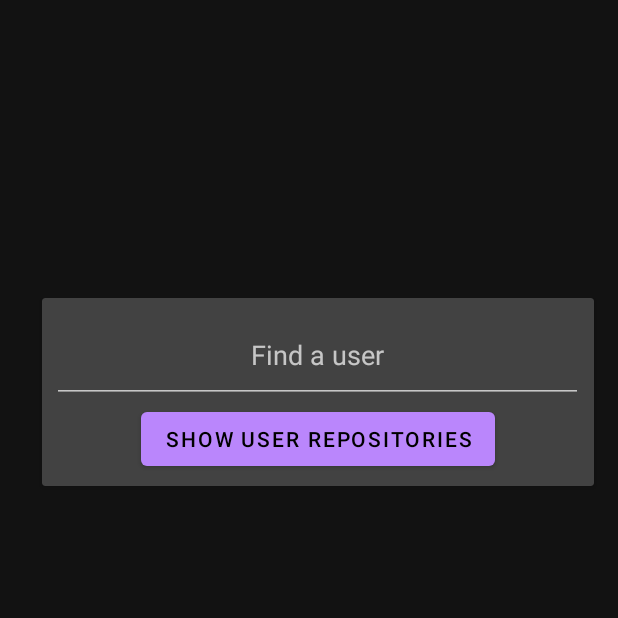
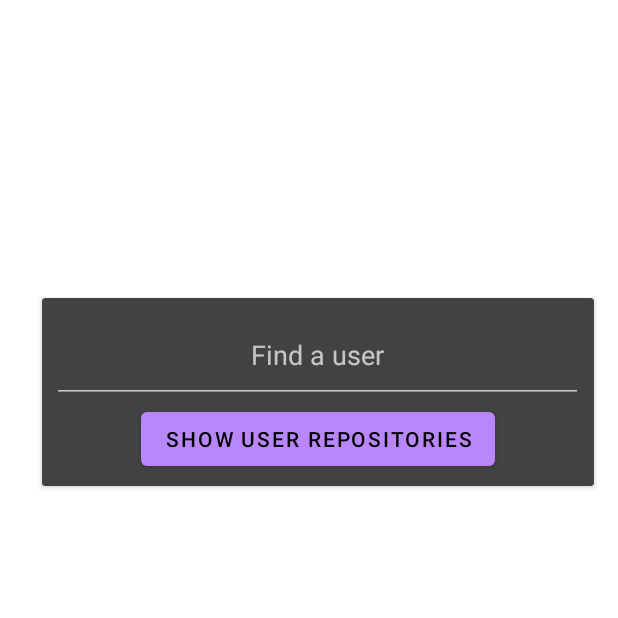
Before and after one commit to SergeiBelavin/StarsAppSergeiBelavin, an Android app: the screen it shows after launch (MainActivity), on a phone screen of 412 x 824 dp, the top half of it. Run offline under Robolectric (Android 15) with nearby library versions, the phone set to English and light mode, and no system bars.

```diff
--- a/app/src/main/java/com/example/retrofitoff/ui/chart/ChartActivity.kt
+++ b/app/src/main/java/com/example/retrofitoff/ui/chart/ChartActivity.kt
@@ -186,9 +186,8 @@ class ChartActivity : AppCompatActivity() {
 
     fun error(repository: Repository) {
 
-        repository.error.observe(this) { error ->
-            Toast.makeText(this, error, Toast.LENGTH_SHORT).show()
+        //repository.error.observe(this) { error ->
+        //    Toast.makeText(this, error, Toast.LENGTH_SHORT).show()
 
         }
     }
-}
--- a/app/src/main/java/com/example/retrofitoff/ui/main/presenter/IMainPresenter.kt
+++ /dev/null
@@ -1,11 +0,0 @@
-package com.example.retrofitoff.ui.main.presenter
-
-import android.content.Context
-
-interface IMainPresenter {
-    suspend fun onFiendRepoUser(name: String)
-    fun getStarRepo(name: String, repo: String)
-    fun onShowProgress()
-    fun onHideProgress()
-
-}
--- a/app/src/main/java/com/example/retrofitoff/ui/main/presenter/MainPresenter.kt
+++ /dev/null
@@ -1,35 +0,0 @@
-package com.example.retrofitoff.ui.main.presenter
-
-import android.content.Context
-import android.widget.Toast
-import androidx.lifecycle.MutableLiveData
-import com.example.retrofitoff.data.repository.Repository
-import com.example.retrofitoff.model.RepoUser
-import com.example.retrofitoff.ui.main.view.IMainView
-import com.example.retrofitoff.ui.main.view.MainViewModel
-
-open class MainPresenter(var iMainView: IMainView): IMainPresenter {
-    private lateinit var viewModel: MainViewModel
-
-    val myResponse: MutableLiveData<List<RepoUser>> = MutableLiveData()
-
-    private val repo = Repository()
-
-    override suspend fun onFiendRepoUser(name: String) {
-        repo.getListRepository(name)
-
-    }
-
-
-    override fun getStarRepo(name: String, repo: String) {
-
-    }
-
-    override fun onShowProgress() {
-        iMainView.onShowProgress()
-    }
-
-    override fun onHideProgress() {
-        iMainView.onHideProgress()
-    }
-}
--- a/app/src/main/java/com/example/retrofitoff/ui/main/view/IMainView.kt
+++ /dev/null
@@ -1,11 +0,0 @@
-package com.example.retrofitoff.ui.main.view
-
-import com.example.retrofitoff.model.RepoUser
-
-interface IMainView {
-    fun onFiendRepoUser(name: String)
-    fun getStarRepo(name: String, repo: String)
-    fun errorToast()
-    fun onShowProgress()
-    fun onHideProgress()
-}
--- a/app/src/main/java/com/example/retrofitoff/ui/main/view/MainActivity.kt
+++ b/app/src/main/java/com/example/retrofitoff/ui/main/view/MainActivity.kt
@@ -4,32 +4,24 @@ import android.os.Bundle
 import android.util.Log
 import android.view.View
 import android.view.WindowManager
-import android.widget.Button
-import android.widget.EditText
-import android.widget.ProgressBar
 import android.widget.Toast
 import androidx.appcompat.app.AppCompatActivity
 import androidx.lifecycle.ViewModelProvider
-import androidx.recyclerview.widget.RecyclerView
-import com.example.retrofitoff.R
 import com.example.retrofitoff.model.RepoUser
 import com.example.retrofitoff.databinding.ActivityMainBinding
 import com.example.retrofitoff.data.repository.Repository
 import com.example.retrofitoff.ui.chart.ChartActivity
 import com.example.retrofitoff.ui.main.MainViewFactory
 import com.example.retrofitoff.ui.main.RepoAdapter
-import com.example.retrofitoff.ui.main.presenter.IMainPresenter
-import com.example.retrofitoff.ui.main.presenter.MainPresenter
 
 
-class MainActivity : AppCompatActivity(), RepoAdapter.Listener, IMainView {
+class MainActivity : AppCompatActivity(), RepoAdapter.Listener {
 
-    private lateinit var findName: Button
-    private lateinit var addName: EditText
-    private lateinit var rcView: RecyclerView
-    private lateinit var progressBar: ProgressBar
+    //private lateinit var findName: Button
+    //private lateinit var addName: EditText
+    //private lateinit var rcView: RecyclerView
+    //private lateinit var progressBar: ProgressBar
 
-    lateinit var iMainPresenter: IMainPresenter
 
     private lateinit var binding: ActivityMainBinding
     private lateinit var viewModel: MainViewModel
@@ -42,9 +34,9 @@ class MainActivity : AppCompatActivity(), RepoAdapter.Listener, IMainView {
             WindowManager.LayoutParams.FLAG_FULLSCREEN)
         super.onCreate(savedInstanceState)
 
-        initPresenter()
+
         findView()
-        setListener()
+
 
         binding = ActivityMainBinding.inflate(layoutInflater)
         setContentView(binding.root)
@@ -56,9 +48,8 @@ class MainActivity : AppCompatActivity(), RepoAdapter.Listener, IMainView {
         binding.findName.setOnClickListener {
 
             if (binding.addName.text.isNotEmpty()) {
+                binding.addName.hint = "Find a user"
                 viewModel.repoList(binding.addName.text.toString())
-
-                errorToast()
 
                 viewModel.myResponse.observe(this) { response ->
                     Log.d("MainViewAdapter", "$response")
@@ -72,6 +63,7 @@ class MainActivity : AppCompatActivity(), RepoAdapter.Listener, IMainView {
                 binding.addName.hint = "Enter a name"
             }
         }
+        errorToast()
     }
 
     override fun onClick(list: RepoUser) {
@@ -79,46 +71,25 @@ class MainActivity : AppCompatActivity(), RepoAdapter.Listener, IMainView {
         startActivity(chartIntent)
     }
 
-    private fun initPresenter() {
-        iMainPresenter = MainPresenter(iMainView = this)
-    }
 
-    override fun errorToast() {
-        repository.error.observe(this) { error ->
-            Toast.makeText(this, error, Toast.LENGTH_SHORT).show()
+    private fun errorToast() {
+        viewModel.error.observe(this) { error ->
+            binding.errorText.text = error
+            if (error != "") {
+                binding.cardViewError.visibility = View.VISIBLE
+            }
+            binding.errorOk.setOnClickListener {
+                binding.cardViewError.visibility = View.GONE
+            }
+            //Toast.makeText(this, error, Toast.LENGTH_SHORT).show()
         }
+        viewModel.error.value = ""
     }
 
     private fun findView() {
-        findName = findViewById(R.id.findName)
-        addName = findViewById(R.id.addName)
-        rcView = findViewById(R.id.rcView)
-        progressBar = findViewById(R.id.progressBar)
-    }
-
-    private fun setListener() {
-        var num = 1
-        findName.setOnClickListener {
-            num++
-        }
-        rcView.setOnClickListener {
-num++
-        }
-    }
-
-    override fun onFiendRepoUser(name: String) {
-        TODO("Not yet implemented")
-    }
-
-    override fun getStarRepo(name: String, repo: String) {
-        TODO("Not yet implemented")
-    }
-
-    override fun onShowProgress() {
-        progressBar.visibility = View.VISIBLE
-    }
-
-    override fun onHideProgress() {
-        progressBar.visibility = View.GONE
+        // findName = findViewById(R.id.findName)
+        // addName = findViewById(R.id.addName)
+        // rcView = findViewById(R.id.rcView)
+        // progressBar = findViewById(R.id.progressBar)
     }
 }
--- a/app/src/main/java/com/example/retrofitoff/ui/main/view/MainViewModel.kt
+++ b/app/src/main/java/com/example/retrofitoff/ui/main/view/MainViewModel.kt
@@ -8,6 +8,7 @@ import com.example.retrofitoff.model.RepoUser
 
 import com.example.retrofitoff.data.repository.Repository
 import kotlinx.coroutines.launch
+
 import okhttp3.OkHttpClient
 import java.io.IOException
 
@@ -15,24 +16,30 @@ class MainViewModel(
     private val repository: Repository,
 ) : ViewModel() {
 
+    val myResponse: MutableLiveData<List<RepoUser>> = MutableLiveData()
+    val error: MutableLiveData<String> = MutableLiveData()
 
-    val myResponse: MutableLiveData<List<RepoUser>> = MutableLiveData()
-
-    private val client = OkHttpClient()
-
-     fun repoList(userName: String,) {
+    fun repoList(userName: String) {
 
         viewModelScope.launch {
             try {
-                val response: List<RepoUser> = repository.getListRepository(userName,)
+                val response: List<RepoUser> = repository.getListRepository(userName)
                 myResponse.value = response
 
+            } catch (e: IOException) {
+                Log.d("MAIN_V_ERROR_GET_REPO", "Exception: $e")
+                //Log.d("ErrorGetRepoList3", "Exception: ${e.message}")
+                //Log.d("ErrorGetRepoList4", "Exception: ${e.localizedMessage?.hashCode()}")
+                if (e.localizedMessage?.hashCode() == 964672022) {
+                    error.value = "Отсутствует подключение к интернету"
+                }
 
             } catch (e: Exception) {
-                Log.d("ErrorGetRepoList", "Exception: $e")
-            }
-            catch (e: IOException ) {
-                Log.d("ErrorGetRepoList", "Exception: $e")
+                Log.d("MAIN_V_ERROR_GET_REPO", "Exception: $e")
+
+                if (e.localizedMessage?.hashCode() == -1358142848) {
+                    error.value = "Пользователь не найден"
+                }
             }
         }
     }
--- a/app/src/main/res/layout/activity_main.xml
+++ b/app/src/main/res/layout/activity_main.xml
@@ -4,18 +4,19 @@
     xmlns:tools="http://schemas.android.com/tools"
     android:layout_width="match_parent"
     android:layout_height="match_parent"
+    android:background="#FFFFFF"
     tools:context=".ui.main.view.MainActivity">
 
     <androidx.recyclerview.widget.RecyclerView
         android:id="@+id/rcView"
         android:layout_width="405dp"
         android:layout_height="257dp"
+        app:layoutManager="androidx.recyclerview.widget.LinearLayoutManager"
         app:layout_constraintBottom_toBottomOf="parent"
         app:layout_constraintEnd_toEndOf="parent"
         app:layout_constraintHorizontal_bias="0.0"
         app:layout_constraintStart_toStartOf="parent"
         app:layout_constraintTop_toBottomOf="@+id/cardViewFindName"
-        app:layoutManager="androidx.recyclerview.widget.LinearLayoutManager"
 
         />
 
@@ -77,4 +78,48 @@
         app:layout_constraintStart_toStartOf="parent"
         app:layout_constraintTop_toBottomOf="@+id/cardViewFindName" />
 
+    <androidx.cardview.widget.CardView
+        android:id="@+id/cardViewError"
+        android:layout_width="match_parent"
+        android:layout_height="0dp"
+        android:layout_marginTop="77dp"
+        android:layout_marginBottom="59dp"
+        android:foregroundGravity="center"
+        android:visibility="gone"
+        app:layout_constraintBottom_toTopOf="@+id/rcView"
+        app:layout_constraintEnd_toEndOf="parent"
+        app:layout_constraintStart_toStartOf="parent"
+        app:layout_constraintTop_toTopOf="parent"
+        app:layout_constraintVertical_bias="0.38">
+
+        <LinearLayout
+            android:layout_width="match_parent"
+            android:layout_height="match_parent"
+            android:gravity="center"
+            android:orientation="vertical">
+
+            <ImageView
+                android:id="@+id/imageView"
+                android:layout_width="150dp"
+                android:layout_height="150dp"
+                app:srcCompat="@drawable/shrek_error" />
+
+            <TextView
+                android:id="@+id/errorText"
+                android:layout_width="wrap_content"
+                android:layout_height="wrap_content"
+                android:foregroundGravity="center"
+                android:gravity="center|start"
+                android:text="TextView"
+                android:textSize="20sp" />
+
+            <Button
+                android:id="@+id/errorOk"
+                android:layout_width="100dp"
+                android:layout_height="wrap_content"
+                android:text="Ok" />
+        </LinearLayout>
+
+    </androidx.cardview.widget.CardView>
+
 </androidx.constraintlayout.widget.ConstraintLayout>
```
Also changed, not shown: app/src/main/java/com/example/retrofitoff/data/repository/Repository.kt (+4 -25 lines), app/src/main/java/com/example/retrofitoff/ui/chart/ChartViewModel.kt (+9 -0 lines), app/src/main/java/com/example/retrofitoff/ui/main/presenter/controller/MainController.kt (deleted, +0 -35 lines), app/src/main/res/drawable/shrek_error.jpg (added). Lines whose indentation alone changed are shown as unchanged.
